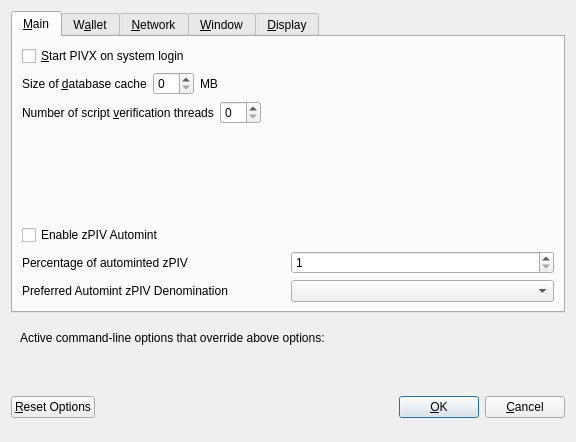
Qt form src/qt/forms/optionsdialog.ui (WisprProject/core) before a commit.
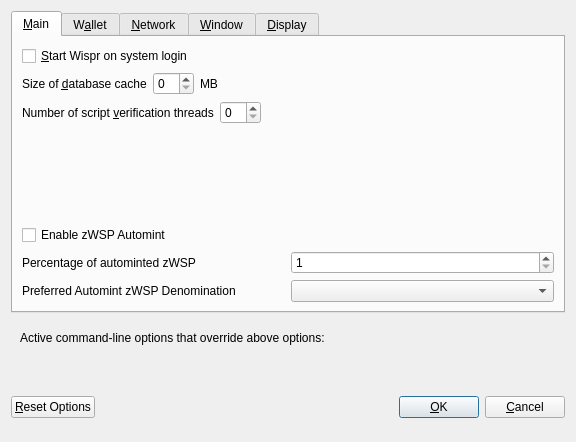
The same form after that commit. Custom widgets are drawn as their Qt base class.

Patch:
```diff
--- a/src/qt/forms/optionsdialog.ui
+++ b/src/qt/forms/optionsdialog.ui
@@ -33,7 +33,7 @@
                                         <string>Automatically start PIVX after logging in to the system.</string>
                                     </property>
                                     <property name="text">
-                                        <string>&amp;Start PIVX on system login</string>
+                                        <string>&amp;Start Wispr on system login</string>
                                     </property>
                                 </widget>
                             </item>
@@ -139,7 +139,7 @@
                                         <enum>Qt::LeftToRight</enum>
                                     </property>
                                     <property name="text">
-                                        <string>Enable zPIV Automint</string>
+                                        <string>Enable zWSP Automint</string>
                                     </property>
                                 </widget>
                             </item>
@@ -153,7 +153,7 @@
                                                 </string>
                                             </property>
                                             <property name="text">
-                                                <string>Percentage of autominted zPIV</string>
+                                                <string>Percentage of autominted zWSP</string>
                                             </property>
                                         </widget>
                                     </item>
@@ -188,7 +188,7 @@
                                                 </string>
                                             </property>
                                             <property name="text">
-                                                <string>Preferred Automint zPIV Denomination</string>
+                                                <string>Preferred Automint zWSP Denomination</string>
                                             </property>
                                         </widget>
                                     </item>
```
Left out of the diff: 18 changed lines with no effect on the pictures.
